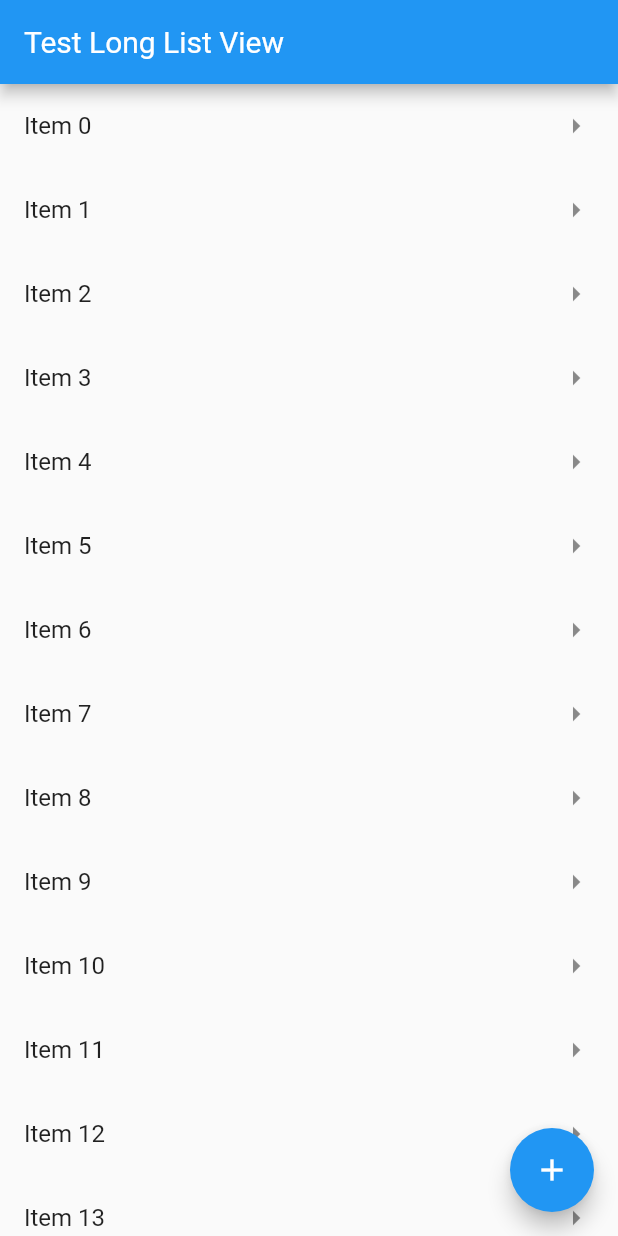
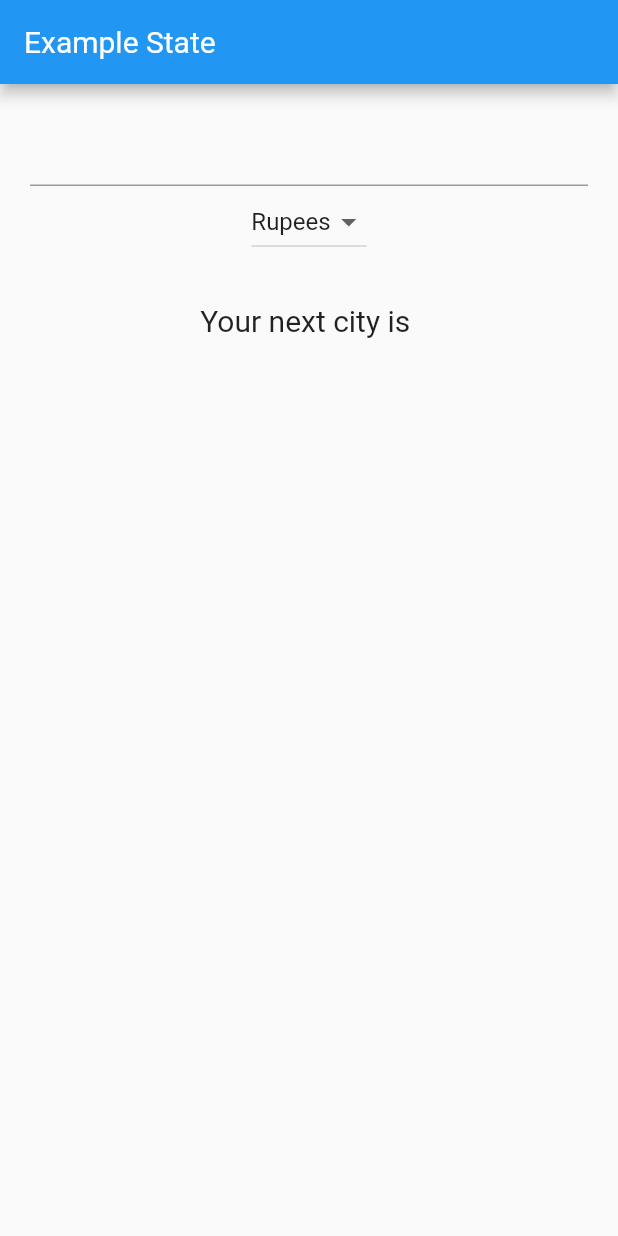
Before and after one commit to AslamPangestu/learn-flutter, a Flutter app: the screen it shows after launch, on a phone screen of 412 x 824 dp. Run offline on Flutter 3.47's test engine with Material 2 defaults, Android fonts, the phone set to English and light mode, and no system bars.

Commit message:
done learn flutter

```diff
--- a/lib/main.dart
+++ b/lib/main.dart
@@ -1,85 +1,68 @@
-// import 'package:first_app/screens/home.dart';
-import 'package:flutter/material.dart'; //widget material design
+import 'package:flutter/material.dart';
 
-//main function
 void main() {
   runApp(MaterialApp(
-      debugShowCheckedModeBanner: false,
-      title: "UI Widget",
-      // home: Home(),
-      home: Scaffold(
-        appBar: AppBar(title: Text("Test Long List View")),
-        // appBar: AppBar(title: Text("Test List View")),
-        // body: getListView(),
-        body: getLongListView(),
-        floatingActionButton: FloatingActionButton(
-          onPressed: () {
-            debugPrint('FAB Click');
-          },
-          child: Icon(Icons.add),
-          tooltip: 'Add more item',
-        ),
-      )));
+    title: "Stateful Example",
+    home: FavouriteCity(),
+  ));
 }
 
-List<String> getListElements() {
-  var items = List<String>.generate(20, (counter) => "Item $counter");
-  return items;
+class FavouriteCity extends StatefulWidget {
+  @override
+  State<StatefulWidget> createState() {
+    return _FavouriteCityState();
+  }
 }
 
-void showSnackbar(BuildContext context, String item) {
-  var snackbar = SnackBar(
-    content: Text("You just tapped $item"),
-    action: SnackBarAction(
-      onPressed: () {
-        debugPrint('Undo ');
+class _FavouriteCityState extends State<FavouriteCity> {
+  String nameCity = "";
+  var _currencies = ['Rupees', 'Rupiah', 'Dollar'];
+  var _currenciesDefault = "Rupees";
+  @override
+  Widget build(BuildContext context) {
+    return Scaffold(
+      appBar: AppBar(
+        title: Text("Example State"),
+      ),
+      body: Container(
+        margin: EdgeInsets.all(20.0),
+        child: Column(
+          children: <Widget>[
+            TextField(
+              onSubmitted: (String userInput) {
+                setState(() {
+                  nameCity = userInput;
+                });
               },
-      label: "Undo",
+            ),
+            DropdownButton<String>(
+              items: _currencies.map((String dropdownItem) {
+                return DropdownMenuItem<String>(
+                  value: dropdownItem,
+                  child: Text(dropdownItem),
+                );
+              }).toList(),
+              onChanged: (String selectedItem) {
+                _onDropDownItemSelected(selectedItem);
+              },
+              value: _currenciesDefault == "" ? null : _currenciesDefault,
+            ),
+            Padding(
+              padding: EdgeInsets.all(30.0),
+              child: Text(
+                "Your next city is $nameCity",
+                style: TextStyle(fontSize: 20.0),
+              ),
+            )
+          ],
+        ),
       ),
     );
-  Scaffold.of(context).showSnackBar(snackbar);
   }
 
-Widget getLongListView() {
-  var listItems = getListElements();
-  var listView = ListView.builder(
-    itemCount: listItems.length,
-    itemBuilder: (context, index) {
-      return ListTile(
-        title: Text(listItems[index]),
-        trailing: Icon(Icons.arrow_right),
-        onTap: () {
-          showSnackbar(context, listItems[index]);
-        },
-      );
-    },
-  );
-  return listView;
+  void _onDropDownItemSelected(String newValueSelected) {
+    setState(() {
+      this._currenciesDefault = newValueSelected;
+    });
   }
-
-Widget getListView() {
-  var listView = ListView(
-    children: <Widget>[
-      ListTile(
-        leading: Icon(Icons.landscape),
-        title: Text("Landscape"),
-        subtitle: Text("Great View"),
-        trailing: Icon(Icons.wb_sunny),
-        onTap: () {
-          debugPrint("Landscape tap");
-        },
-      ),
-      ListTile(
-        leading: Icon(Icons.laptop_chromebook),
-        title: Text("Windows"),
-      ),
-      ListTile(
-        leading: Icon(Icons.phone),
-        title: Text("Phone"),
-      ),
-      Text("Another element"),
-      Container(color: Colors.red, height: 50.0)
-    ],
-  );
-  return listView;
 }
```
Also changed, not shown: lib/main-widget.dart (added, +85 -0 lines). Lines whose indentation alone changed are shown as unchanged.
